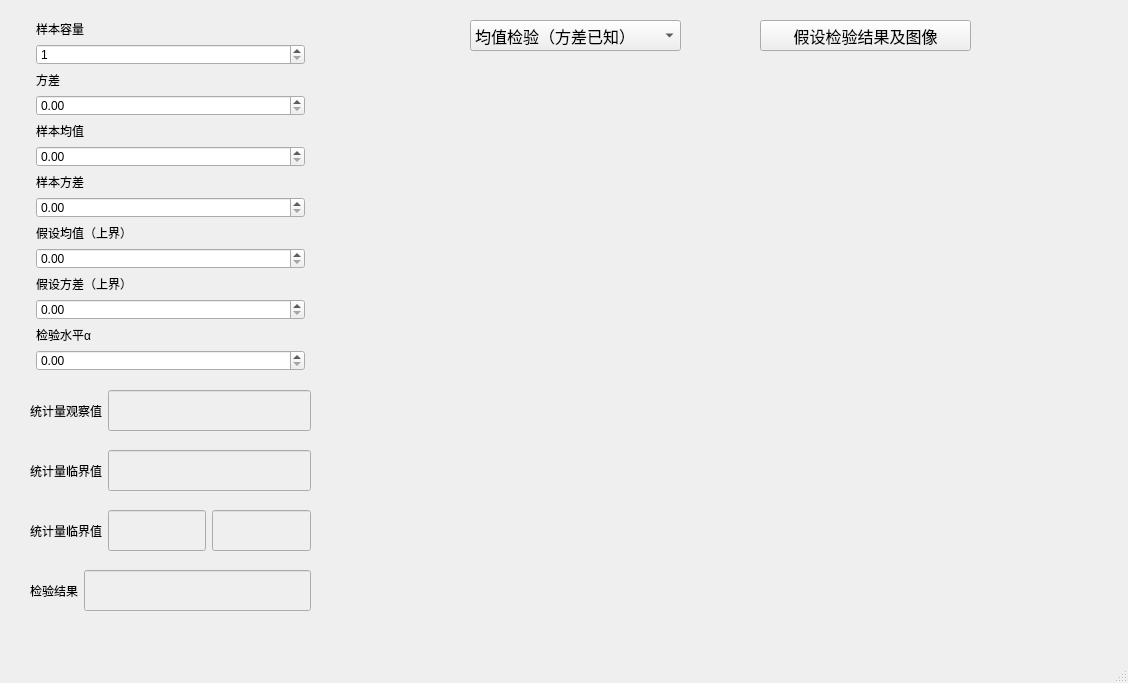
Old version of the form files/canshujiashejianyan.ui in the repository chenxindaaa/MathematicalStatistics.
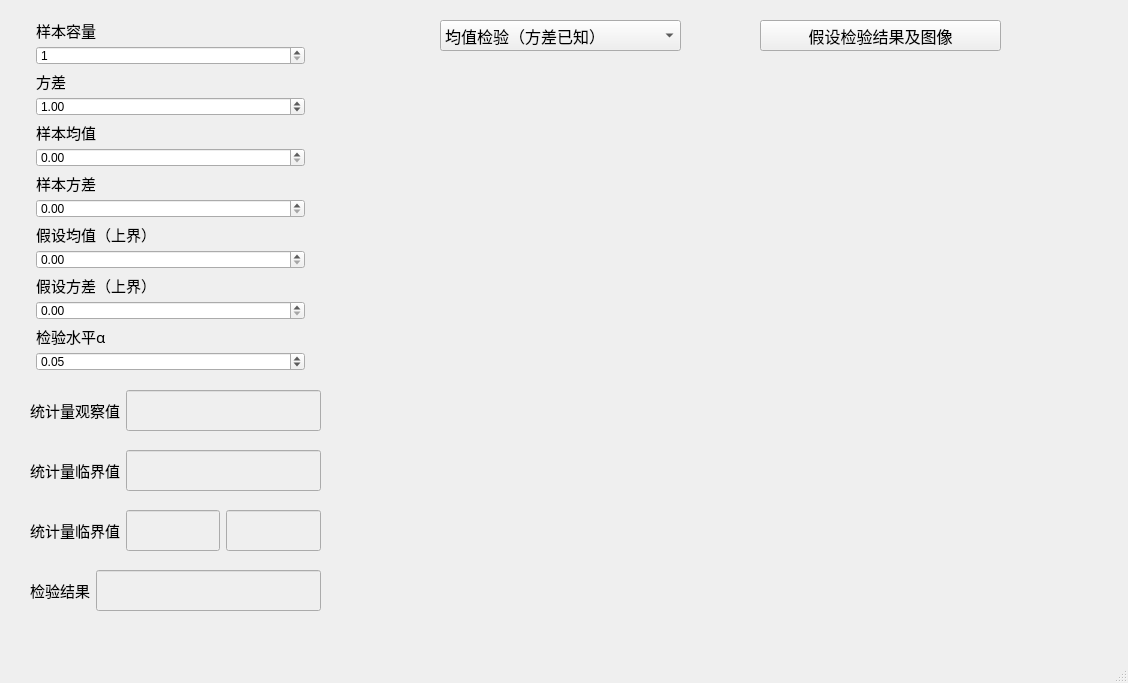
New version of the form. Custom widgets are drawn as their Qt base class.

What changed in the file:
```diff
--- a/files/canshujiashejianyan.ui
+++ b/files/canshujiashejianyan.ui
@@ -19,7 +19,7 @@
      <rect>
       <x>760</x>
       <y>20</y>
-      <width>211</width>
+      <width>241</width>
       <height>31</height>
      </rect>
     </property>
@@ -66,6 +66,12 @@
          <verstretch>0</verstretch>
         </sizepolicy>
        </property>
+       <property name="font">
+        <font>
+         <family>Agency FB</family>
+         <pointsize>11</pointsize>
+        </font>
+       </property>
        <property name="text">
         <string>样本容量</string>
        </property>
@@ -95,6 +101,12 @@
          <verstretch>0</verstretch>
         </sizepolicy>
        </property>
+       <property name="font">
+        <font>
+         <family>Agency FB</family>
+         <pointsize>11</pointsize>
+        </font>
+       </property>
        <property name="text">
         <string>方差</string>
        </property>
@@ -111,6 +123,9 @@
        <property name="maximum">
         <double>1000000000.000000000000000</double>
        </property>
+       <property name="value">
+        <double>1.000000000000000</double>
+       </property>
       </widget>
      </item>
      <item>
@@ -121,6 +136,12 @@
          <verstretch>0</verstretch>
         </sizepolicy>
        </property>
+       <property name="font">
+        <font>
+         <family>Agency FB</family>
+         <pointsize>11</pointsize>
+        </font>
+       </property>
        <property name="text">
         <string>样本均值</string>
        </property>
@@ -147,6 +168,12 @@
          <verstretch>0</verstretch>
         </sizepolicy>
        </property>
+       <property name="font">
+        <font>
+         <family>Agency FB</family>
+         <pointsize>11</pointsize>
+        </font>
+       </property>
        <property name="text">
         <string>样本方差</string>
        </property>
@@ -173,6 +200,12 @@
          <verstretch>0</verstretch>
         </sizepolicy>
        </property>
+       <property name="font">
+        <font>
+         <family>Agency FB</family>
+         <pointsize>11</pointsize>
+        </font>
+       </property>
        <property name="text">
         <string>假设均值（上界）</string>
        </property>
@@ -199,6 +232,12 @@
          <verstretch>0</verstretch>
         </sizepolicy>
        </property>
+       <property name="font">
+        <font>
+         <family>Agency FB</family>
+         <pointsize>11</pointsize>
+        </font>
+       </property>
        <property name="text">
         <string>假设方差（上界）</string>
        </property>
@@ -225,6 +264,12 @@
          <verstretch>0</verstretch>
         </sizepolicy>
        </property>
+       <property name="font">
+        <font>
+         <family>Agency FB</family>
+         <pointsize>11</pointsize>
+        </font>
+       </property>
        <property name="text">
         <string>检验水平α</string>
        </property>
@@ -244,6 +289,9 @@
        <property name="singleStep">
         <double>0.010000000000000</double>
        </property>
+       <property name="value">
+        <double>0.050000000000000</double>
+       </property>
       </widget>
      </item>
     </layout>
@@ -253,13 +301,19 @@
      <rect>
       <x>30</x>
       <y>570</y>
-      <width>281</width>
+      <width>291</width>
       <height>41</height>
      </rect>
     </property>
     <layout class="QHBoxLayout" name="horizontalLayout">
      <item>
       <widget class="QLabel" name="label">
+       <property name="font">
+        <font>
+         <family>Agency FB</family>
+         <pointsize>11</pointsize>
+        </font>
+       </property>
        <property name="text">
         <string>检验结果</string>
        </property>
@@ -285,7 +339,7 @@
      <rect>
       <x>30</x>
       <y>450</y>
-      <width>281</width>
+      <width>291</width>
       <height>41</height>
      </rect>
     </property>
@@ -298,6 +352,12 @@
          <verstretch>0</verstretch>
         </sizepolicy>
        </property>
+       <property name="font">
+        <font>
+         <family>Agency FB</family>
+         <pointsize>11</pointsize>
+        </font>
+       </property>
        <property name="text">
         <string>统计量临界值</string>
        </property>
@@ -326,13 +386,19 @@
      <rect>
       <x>30</x>
       <y>390</y>
-      <width>281</width>
+      <width>291</width>
       <height>41</height>
      </rect>
     </property>
     <layout class="QHBoxLayout" name="horizontalLayout_3">
      <item>
       <widget class="QLabel" name="label_9">
+       <property name="font">
+        <font>
+         <family>Agency FB</family>
+         <pointsize>11</pointsize>
+        </font>
+       </property>
        <property name="text">
         <string>统计量观察值</string>
        </property>
@@ -361,7 +427,7 @@
      <rect>
       <x>30</x>
       <y>510</y>
-      <width>281</width>
+      <width>291</width>
       <height>41</height>
      </rect>
     </property>
@@ -374,6 +440,12 @@
          <verstretch>0</verstretch>
         </sizepolicy>
        </property>
+       <property name="font">
+        <font>
+         <family>Agency FB</family>
+         <pointsize>11</pointsize>
+        </font>
+       </property>
        <property name="text">
         <string>统计量临界值</string>
        </property>
@@ -416,9 +488,9 @@
    <widget class="QComboBox" name="comboBox">
     <property name="geometry">
      <rect>
-      <x>470</x>
+      <x>440</x>
       <y>20</y>
-      <width>211</width>
+      <width>241</width>
       <height>31</height>
      </rect>
     </property>
```
